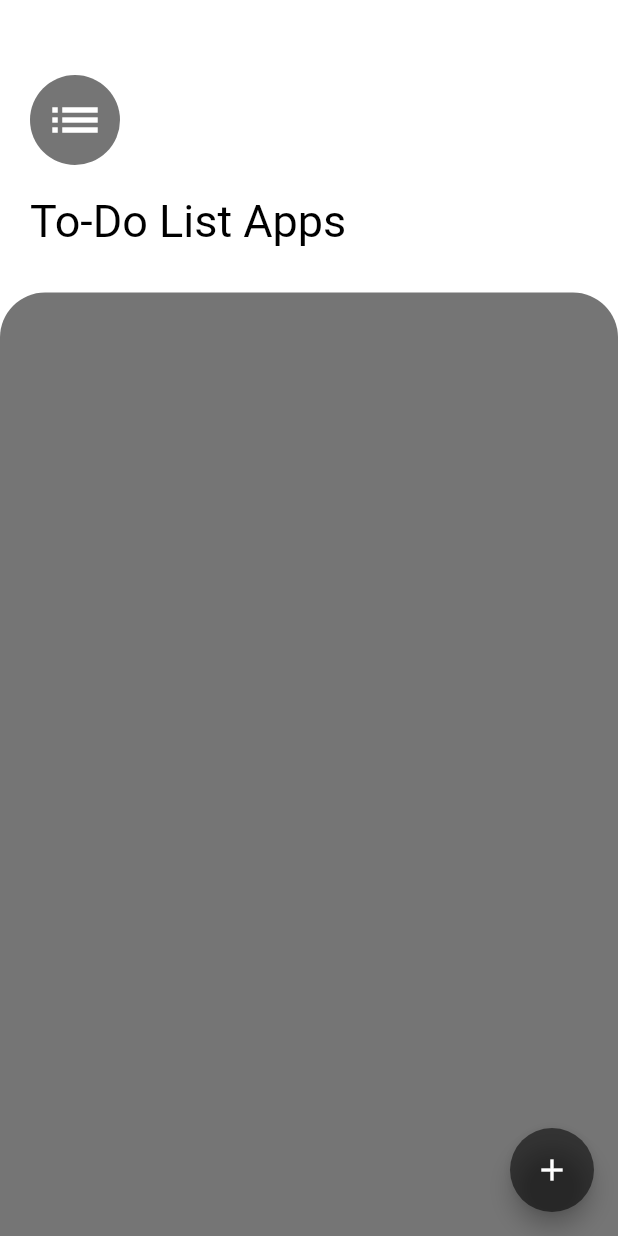
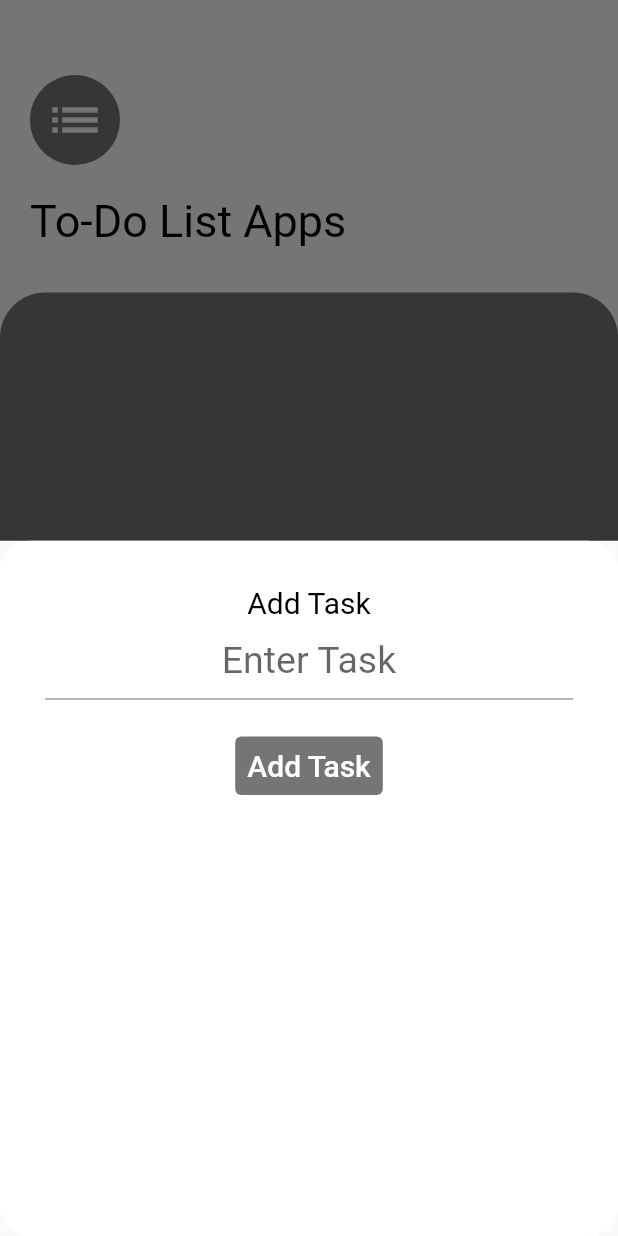
Before and after one commit to ChristianAsilo/To-Do-List-App, a Flutter app: the screen it shows after launch, after a tap on the "add" icon, on a phone screen of 412 x 824 dp. Run offline on Flutter 3.47's test engine with Material 2 defaults, Android fonts, the phone set to English and light mode, and no system bars.

Commit message:
feat: Create Add Task View - Created Add Task View - Added dearkTextTheme - Added TextField - Created showModalBottomSheet

```diff
--- /dev/null
+++ b/lib/feature/add_task_view.dart
@@ -0,0 +1,51 @@
+import 'package:flutter/material.dart';
+import 'package:todo_list_app/utils/app_theme.dart';
+import 'package:todo_list_app/utils/spacing.dart';
+
+class AddTaskView extends StatefulWidget {
+  const AddTaskView({Key? key}) : super(key: key);
+
+  @override
+  State<AddTaskView> createState() => _AddTaskViewState();
+}
+
+class _AddTaskViewState extends State<AddTaskView> {
+  final _addTaskController = TextEditingController();
+
+  @override
+  Widget build(BuildContext context) {
+    return Container(
+      decoration: const BoxDecoration(
+        color: Colors.white,
+        borderRadius: BorderRadius.all(
+          Radius.circular(20),
+        ),
+      ),
+      child: Padding(
+        padding: const EdgeInsets.all(30),
+        child: Column(
+          children: [
+            Text('Add Task', style: ToDoAppTheme.lightTextTheme.displaySmall),
+            TextField(
+              controller: _addTaskController,
+              textAlign: TextAlign.center,
+              decoration: const InputDecoration(
+                hintText: 'Enter Task',
+                hintStyle: TextStyle(fontSize: 25),
+              ),
+            ),
+            const VerticalSpacing(height: 20),
+            TextButton(
+              onPressed: () {},
+              style: const ButtonStyle(backgroundColor: MaterialStatePropertyAll(Colors.black54)),
+              child: Text(
+                'Add Task',
+                style: ToDoAppTheme.darkTextTheme.displaySmall,
+              ),
+            )
+          ],
+        ),
+      ),
+    );
+  }
+}
--- a/lib/feature/app_theme.dart
+++ /dev/null
@@ -1,23 +0,0 @@
-import 'package:flutter/material.dart';
-
-class ToDoAppTheme {
-  static TextTheme LightTextTheme = const TextTheme(
-    displayLarge: TextStyle(
-      fontSize: 50.0,
-      color: Colors.black,
-      fontWeight: FontWeight.w700,
-    ),
-    displayMedium: TextStyle(
-      color: Colors.black,
-      fontSize: 30.0,
-    ),
-    displaySmall: TextStyle(
-      fontSize: 20,
-      color: Colors.black,
-    ),
-    bodySmall: TextStyle(
-      fontSize: 20,
-      color: Colors.black,
-    ),
-  );
-}
--- a/lib/feature/to_do_app_home_page.dart
+++ b/lib/feature/to_do_app_home_page.dart
@@ -1,6 +1,8 @@
 import 'package:flutter/material.dart';
-import 'package:todo_list_app/feature/app_theme.dart';
+import 'package:todo_list_app/utils/app_theme.dart';
 import 'package:todo_list_app/utils/spacing.dart';
+
+import 'add_task_view.dart';
 
 class TodoAppHomePage extends StatelessWidget {
   const TodoAppHomePage({Key? key}) : super(key: key);
@@ -35,7 +37,7 @@ class TodoAppHomePage extends StatelessWidget {
                   const VerticalSpacing(height: 20),
                   Text(
                     'To-Do List Apps',
-                    style: ToDoAppTheme.LightTextTheme.displayMedium,
+                    style: ToDoAppTheme.lightTextTheme.displayMedium,
                   ),
                 ],
               ),
@@ -54,7 +56,10 @@ class TodoAppHomePage extends StatelessWidget {
         ),
       ),
       floatingActionButton: FloatingActionButton(
-        onPressed: () {},
+        onPressed: () => showModalBottomSheet(
+          context: context,
+          builder: (context) => const AddTaskView(),
+        ),
         backgroundColor: Colors.black54,
         child: const Icon(Icons.add),
       ),
--- /dev/null
+++ b/lib/utils/app_theme.dart
@@ -0,0 +1,42 @@
+import 'package:flutter/material.dart';
+
+class ToDoAppTheme {
+  static TextTheme lightTextTheme = const TextTheme(
+    displayLarge: TextStyle(
+      fontSize: 50.0,
+      color: Colors.black,
+      fontWeight: FontWeight.w700,
+    ),
+    displayMedium: TextStyle(
+      color: Colors.black,
+      fontSize: 30.0,
+    ),
+    displaySmall: TextStyle(
+      fontSize: 20,
+      color: Colors.black,
+    ),
+    bodySmall: TextStyle(
+      fontSize: 20,
+      color: Colors.black,
+    ),
+  );
+  static TextTheme darkTextTheme = const TextTheme(
+    displayLarge: TextStyle(
+      fontSize: 50.0,
+      color: Colors.white,
+      fontWeight: FontWeight.w700,
+    ),
+    displayMedium: TextStyle(
+      color: Colors.white,
+      fontSize: 30.0,
+    ),
+    displaySmall: TextStyle(
+      fontSize: 20,
+      color: Colors.white,
+    ),
+    bodySmall: TextStyle(
+      fontSize: 20,
+      color: Colors.white,
+    ),
+  );
+}
```
